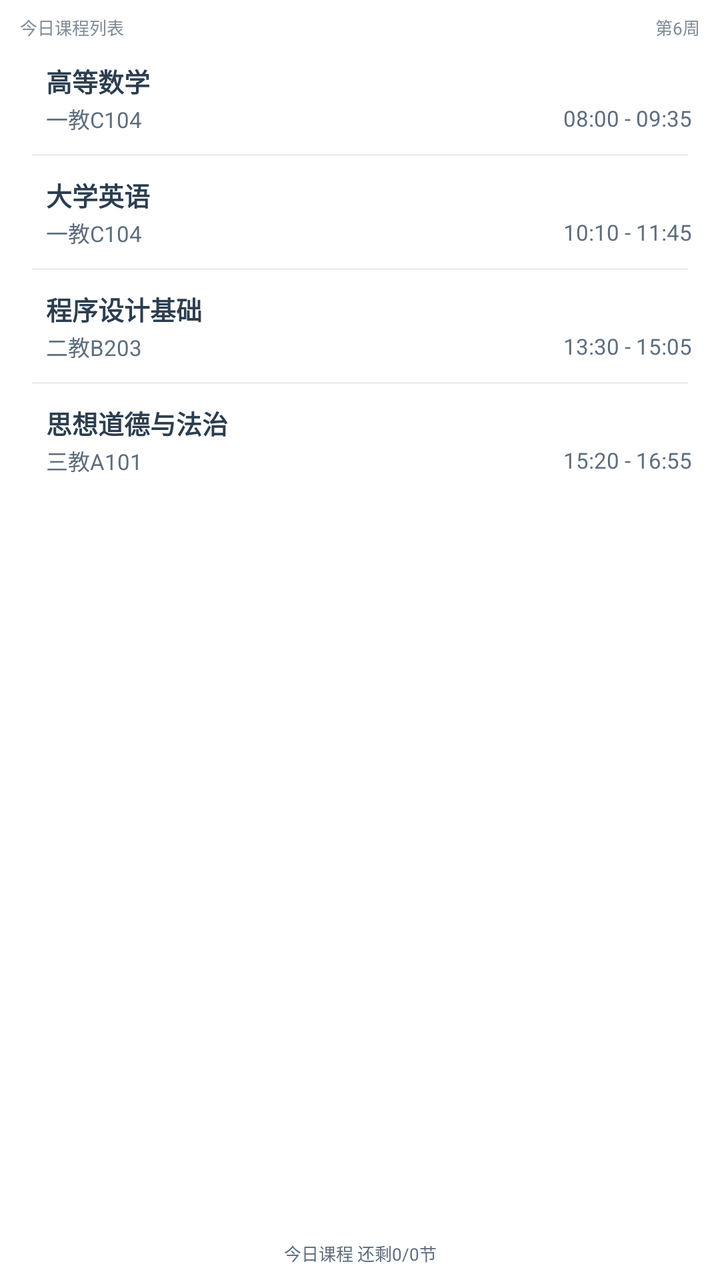
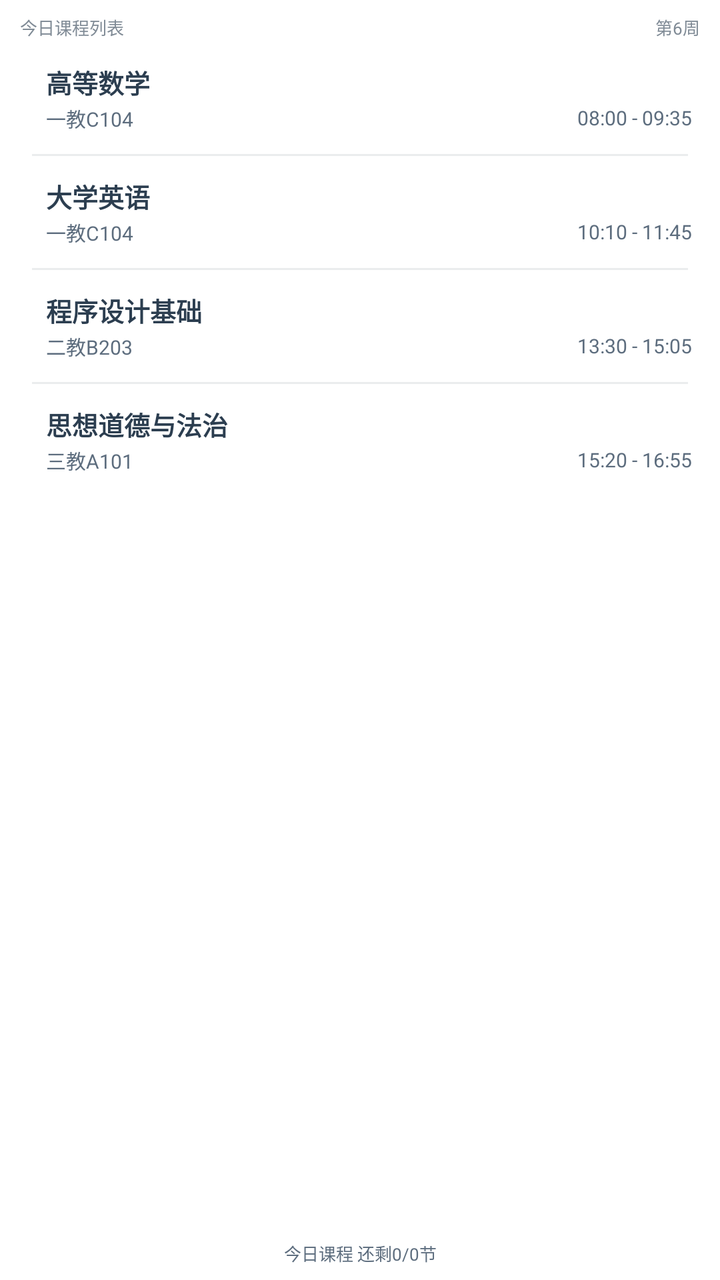

Before-and-after screenshots of an Android layout around one commit, followed by the original layout XML and the change that was made.
<!-- AndroidManifest.xml: fallback theme Theme.MaterialComponents.DayNight.NoActionBar -->
<!-- res/layout/widget_today_large.xml -->
<?xml version="1.0" encoding="utf-8"?>
<FrameLayout xmlns:android="http://schemas.android.com/apk/res/android"
    android:id="@+id/widget_large_root"
    android:layout_width="match_parent"
    android:layout_height="match_parent">

    <LinearLayout
        android:id="@+id/widget_large_card"
        android:layout_width="match_parent"
        android:layout_height="match_parent"
        android:background="@drawable/widget_demo_card_bg"
        android:orientation="vertical"
        android:paddingLeft="10dp"
        android:paddingTop="7dp"
        android:paddingRight="10dp"
        android:paddingBottom="7dp">

        
        <LinearLayout
            android:layout_width="match_parent"
            android:layout_height="wrap_content"
            android:layout_marginBottom="3dp"
            android:gravity="center_vertical"
            android:orientation="horizontal">

            <TextView
                android:id="@+id/widget_large_heading"
                android:layout_width="0dp"
                android:layout_height="wrap_content"
                android:layout_weight="1"
                android:ellipsize="end"
                android:maxLines="1"
                android:text="今日课程列表"
                android:textColor="@color/widget_couple_text_hint"
                android:textSize="8.5sp" />

            <TextView
                android:id="@+id/widget_large_week"
                android:layout_width="wrap_content"
                android:layout_height="wrap_content"
                android:layout_marginLeft="6dp"
                android:maxLines="1"
                android:text="第6周"
                android:textColor="@color/widget_couple_text_hint"
                android:textSize="8.5sp" />
        </LinearLayout>

        
        <LinearLayout
            android:id="@+id/widget_large_list"
            android:layout_width="match_parent"
            android:layout_height="0dp"
            android:layout_weight="1"
            android:orientation="vertical">

            
            <LinearLayout
                android:id="@+id/widget_large_row_1"
                android:layout_width="match_parent"
                android:layout_height="52dp"
                android:gravity="center_vertical"
                android:orientation="horizontal"
                android:padding="4dp">

                <ImageView
                    android:id="@+id/widget_large_row_1_bar"
                    android:layout_width="3dp"
                    android:layout_height="40dp"
                    android:layout_marginTop="2dp"
                    android:layout_marginBottom="2dp"
                    android:contentDescription="@null"
                    android:scaleType="fitXY"
                    android:src="@drawable/widget_couple_indicator" />

                <LinearLayout
                    android:layout_width="0dp"
                    android:layout_height="wrap_content"
                    android:layout_marginLeft="6dp"
                    android:layout_weight="1"
                    android:orientation="vertical">

                    <LinearLayout
                        android:layout_width="match_parent"
                        android:layout_height="wrap_content"
                        android:gravity="center_vertical"
                        android:orientation="horizontal">

                        <TextView
                            android:id="@+id/widget_large_row_1_name"
                            android:layout_width="0dp"
                            android:layout_height="wrap_content"
                            android:layout_weight="1"
                            android:ellipsize="end"
                            android:maxLines="1"
                            android:text="高等数学"
                            android:textColor="@color/widget_couple_text_primary"
                            android:textSize="13sp"
                            android:textStyle="bold" />

                        <ImageView
                            android:id="@+id/widget_large_row_1_weather_icon"
                            android:layout_width="13dp"
                            android:layout_height="13dp"
                            android:layout_marginLeft="2dp"
                            android:contentDescription="@null"
                            android:visibility="gone" />

                        <TextView
                            android:id="@+id/widget_large_row_1_weather_text"
                            android:layout_width="wrap_content"
                            android:layout_height="wrap_content"
                            android:layout_marginLeft="1dp"
                            android:maxLines="1"
                            android:text="27°"
                            android:textColor="@color/widget_couple_text_secondary"
                            android:textSize="9.5sp"
                            android:textStyle="bold"
                            android:visibility="gone" />
                    </LinearLayout>

                    <RelativeLayout
                        android:layout_width="match_parent"
                        android:layout_height="wrap_content"
                        android:layout_marginTop="1dp">

                        <TextView
                            android:id="@+id/widget_large_row_1_location"
                            android:layout_width="match_parent"
                            android:layout_height="wrap_content"
                            android:layout_alignParentLeft="true"
                            android:layout_centerVertical="true"
                            android:layout_toLeftOf="@+id/widget_large_row_1_time"
                            android:ellipsize="end"
                            android:maxLines="1"
                            android:text="一教C104"
                            android:textColor="@color/widget_couple_text_secondary"
                            android:textSize="11sp" />

                        <TextView
                            android:id="@+id/widget_large_row_1_time"
                            android:layout_width="wrap_content"
                            android:layout_height="wrap_content"
                            android:layout_alignParentRight="true"
                            android:layout_centerVertical="true"
                            android:layout_marginLeft="5dp"
                            android:maxLines="1"
                            android:text="08:00 - 09:35"
                            android:textColor="@color/widget_couple_text_secondary"
                            android:textSize="11sp" />
                    </RelativeLayout>

                    <ImageView
                        android:id="@+id/widget_large_row_1_progress"
                        android:layout_width="match_parent"
                        android:layout_height="3dp"
                        android:layout_marginTop="2dp"
                        android:contentDescription="@null"
                        android:scaleType="fitXY"
                        android:visibility="gone" />
                </LinearLayout>
            </LinearLayout>

            <LinearLayout
                android:id="@+id/widget_large_divider_1"
                android:layout_width="match_parent"
                android:layout_height="1dp"
                android:layout_marginLeft="6dp"
                android:layout_marginTop="2dp"
                android:layout_marginRight="6dp"
                android:layout_marginBottom="2dp"
                android:background="@color/widget_couple_divider"
                android:orientation="horizontal" />

            
            <LinearLayout
                android:id="@+id/widget_large_row_2"
                android:layout_width="match_parent"
                android:layout_height="52dp"
                android:gravity="center_vertical"
                android:orientation="horizontal"
                android:padding="4dp">

                <ImageView
                    android:id="@+id/widget_large_row_2_bar"
                    android:layout_width="3dp"
                    android:layout_height="40dp"
                    android:layout_marginTop="2dp"
                    android:layout_marginBottom="2dp"
                    android:contentDescription="@null"
                    android:scaleType="fitXY"
                    android:src="@drawable/widget_couple_indicator" />

                <LinearLayout
                    android:layout_width="0dp"
                    android:layout_height="wrap_content"
                    android:layout_marginLeft="6dp"
                    android:layout_weight="1"
                    android:orientation="vertical">

                    <LinearLayout
                        android:layout_width="match_parent"
                        android:layout_height="wrap_content"
                        android:gravity="center_vertical"
                        android:orientation="horizontal">

                        <TextView
                            android:id="@+id/widget_large_row_2_name"
                            android:layout_width="0dp"
                            android:layout_height="wrap_content"
                            android:layout_weight="1"
                            android:ellipsize="end"
                            android:maxLines="1"
                            android:text="大学英语"
                            android:textColor="@color/widget_couple_text_primary"
                            android:textSize="13sp"
                            android:textStyle="bold" />

                        <ImageView
                            android:id="@+id/widget_large_row_2_weather_icon"
                            android:layout_width="13dp"
                            android:layout_height="13dp"
                            android:layout_marginLeft="2dp"
                            android:contentDescription="@null"
                            android:visibility="gone" />

                        <TextView
                            android:id="@+id/widget_large_row_2_weather_text"
                            android:layout_width="wrap_content"
                            android:layout_height="wrap_content"
                            android:layout_marginLeft="1dp"
                            android:maxLines="1"
                            android:text="27°"
                            android:textColor="@color/widget_couple_text_secondary"
                            android:textSize="9.5sp"
                            android:textStyle="bold"
                            android:visibility="gone" />
                    </LinearLayout>

                    <RelativeLayout
                        android:layout_width="match_parent"
                        android:layout_height="wrap_content"
                        android:layout_marginTop="1dp">

                        <TextView
                            android:id="@+id/widget_large_row_2_location"
                            android:layout_width="match_parent"
                            android:layout_height="wrap_content"
                            android:layout_alignParentLeft="true"
                            android:layout_centerVertical="true"
                            android:layout_toLeftOf="@+id/widget_large_row_2_time"
                            android:ellipsize="end"
                            android:maxLines="1"
                            android:text="一教C104"
                            android:textColor="@color/widget_couple_text_secondary"
                            android:textSize="11sp" />

                        <TextView
                            android:id="@+id/widget_large_row_2_time"
                            android:layout_width="wrap_content"
                            android:layout_height="wrap_content"
                            android:layout_alignParentRight="true"
                            android:layout_centerVertical="true"
                            android:layout_marginLeft="5dp"
                            android:maxLines="1"
                            android:text="10:10 - 11:45"
                            android:textColor="@color/widget_couple_text_secondary"
                            android:textSize="11sp" />
                    </RelativeLayout>

                    <ImageView
                        android:id="@+id/widget_large_row_2_progress"
                        android:layout_width="match_parent"
                        android:layout_height="3dp"
                        android:layout_marginTop="2dp"
                        android:contentDescription="@null"
                        android:scaleType="fitXY"
                        android:visibility="gone" />
                </LinearLayout>
            </LinearLayout>

            <LinearLayout
                android:id="@+id/widget_large_divider_2"
                android:layout_width="match_parent"
                android:layout_height="1dp"
                android:layout_marginLeft="6dp"
                android:layout_marginTop="2dp"
                android:layout_marginRight="6dp"
                android:layout_marginBottom="2dp"
                android:background="@color/widget_couple_divider"
                android:orientation="horizontal" />

            
            <LinearLayout
                android:id="@+id/widget_large_row_3"
                android:layout_width="match_parent"
                android:layout_height="52dp"
                android:gravity="center_vertical"
                android:orientation="horizontal"
                android:padding="4dp">

                <ImageView
                    android:id="@+id/widget_large_row_3_bar"
                    android:layout_width="3dp"
                    android:layout_height="40dp"
                    android:layout_marginTop="2dp"
                    android:layout_marginBottom="2dp"
                    android:contentDescription="@null"
                    android:scaleType="fitXY"
                    android:src="@drawable/widget_couple_indicator" />

                <LinearLayout
                    android:layout_width="0dp"
                    android:layout_height="wrap_content"
                    android:layout_marginLeft="6dp"
                    android:layout_weight="1"
                    android:orientation="vertical">

                    <LinearLayout
                        android:layout_width="match_parent"
                        android:layout_height="wrap_content"
                        android:gravity="center_vertical"
                        android:orientation="horizontal">

                        <TextView
                            android:id="@+id/widget_large_row_3_name"
                            android:layout_width="0dp"
                            android:layout_height="wrap_content"
                            android:layout_weight="1"
                            android:ellipsize="end"
                            android:maxLines="1"
                            android:text="程序设计基础"
                            android:textColor="@color/widget_couple_text_primary"
                            android:textSize="13sp"
                            android:textStyle="bold" />

                        <ImageView
                            android:id="@+id/widget_large_row_3_weather_icon"
                            android:layout_width="13dp"
                            android:layout_height="13dp"
                            android:layout_marginLeft="2dp"
                            android:contentDescription="@null"
                            android:visibility="gone" />

                        <TextView
                            android:id="@+id/widget_large_row_3_weather_text"
                            android:layout_width="wrap_content"
                            android:layout_height="wrap_content"
                            android:layout_marginLeft="1dp"
                            android:maxLines="1"
                            android:text="23°"
                            android:textColor="@color/widget_couple_text_secondary"
                            android:textSize="9.5sp"
                            android:textStyle="bold"
                            android:visibility="gone" />
                    </LinearLayout>

                    <RelativeLayout
                        android:layout_width="match_parent"
                        android:layout_height="wrap_content"
                        android:layout_marginTop="1dp">

                        <TextView
                            android:id="@+id/widget_large_row_3_location"
                            android:layout_width="match_parent"
                            android:layout_height="wrap_content"
                            android:layout_alignParentLeft="true"
                            android:layout_centerVertical="true"
                            android:layout_toLeftOf="@+id/widget_large_row_3_time"
                            android:ellipsize="end"
                            android:maxLines="1"
                            android:text="二教B203"
                            android:textColor="@color/widget_couple_text_secondary"
                            android:textSize="11sp" />

                        <TextView
                            android:id="@+id/widget_large_row_3_time"
                            android:layout_width="wrap_content"
                            android:layout_height="wrap_content"
                            android:layout_alignParentRight="true"
                            android:layout_centerVertical="true"
                            android:layout_marginLeft="5dp"
                            android:maxLines="1"
                            android:text="13:30 - 15:05"
                            android:textColor="@color/widget_couple_text_secondary"
                            android:textSize="11sp" />
                    </RelativeLayout>

                    <ImageView
                        android:id="@+id/widget_large_row_3_progress"
                        android:layout_width="match_parent"
                        android:layout_height="3dp"
                        android:layout_marginTop="2dp"
                        android:contentDescription="@null"
                        android:scaleType="fitXY"
                        android:visibility="gone" />
                </LinearLayout>
            </LinearLayout>

            <LinearLayout
                android:id="@+id/widget_large_divider_3"
                android:layout_width="match_parent"
                android:layout_height="1dp"
                android:layout_marginLeft="6dp"
                android:layout_marginTop="2dp"
                android:layout_marginRight="6dp"
                android:layout_marginBottom="2dp"
                android:background="@color/widget_couple_divider"
                android:orientation="horizontal" />

            
            <LinearLayout
                android:id="@+id/widget_large_row_4"
                android:layout_width="match_parent"
                android:layout_height="52dp"
                android:gravity="center_vertical"
                android:orientation="horizontal"
                android:padding="4dp">

                <ImageView
                    android:id="@+id/widget_large_row_4_bar"
                    android:layout_width="3dp"
                    android:layout_height="40dp"
                    android:layout_marginTop="2dp"
                    android:layout_marginBottom="2dp"
                    android:contentDescription="@null"
                    android:scaleType="fitXY"
                    android:src="@drawable/widget_couple_indicator" />

                <LinearLayout
                    android:layout_width="0dp"
                    android:layout_height="wrap_content"
                    android:layout_marginLeft="6dp"
                    android:layout_weight="1"
                    android:orientation="vertical">

                    <LinearLayout
                        android:layout_width="match_parent"
                        android:layout_height="wrap_content"
                        android:gravity="center_vertical"
                        android:orientation="horizontal">

                        <TextView
                            android:id="@+id/widget_large_row_4_name"
                            android:layout_width="0dp"
                            android:layout_height="wrap_content"
                            android:layout_weight="1"
                            android:ellipsize="end"
                            android:maxLines="1"
                            android:text="思想道德与法治"
                            android:textColor="@color/widget_couple_text_primary"
                            android:textSize="13sp"
                            android:textStyle="bold" />

                        <ImageView
                            android:id="@+id/widget_large_row_4_weather_icon"
                            android:layout_width="13dp"
                            android:layout_height="13dp"
                            android:layout_marginLeft="2dp"
                            android:contentDescription="@null"
                            android:visibility="gone" />

                        <TextView
                            android:id="@+id/widget_large_row_4_weather_text"
                            android:layout_width="wrap_content"
                            android:layout_height="wrap_content"
                            android:layout_marginLeft="1dp"
                            android:maxLines="1"
                            android:text="21°"
                            android:textColor="@color/widget_couple_text_secondary"
                            android:textSize="9.5sp"
                            android:textStyle="bold"
                            android:visibility="gone" />
                    </LinearLayout>

                    <RelativeLayout
                        android:layout_width="match_parent"
                        android:layout_height="wrap_content"
                        android:layout_marginTop="1dp">

                        <TextView
                            android:id="@+id/widget_large_row_4_location"
                            android:layout_width="match_parent"
                            android:layout_height="wrap_content"
                            android:layout_alignParentLeft="true"
                            android:layout_centerVertical="true"
                            android:layout_toLeftOf="@+id/widget_large_row_4_time"
                            android:ellipsize="end"
                            android:maxLines="1"
                            android:text="三教A101"
                            android:textColor="@color/widget_couple_text_secondary"
                            android:textSize="11sp" />

                        <TextView
                            android:id="@+id/widget_large_row_4_time"
                            android:layout_width="wrap_content"
                            android:layout_height="wrap_content"
                            android:layout_alignParentRight="true"
                            android:layout_centerVertical="true"
                            android:layout_marginLeft="5dp"
                            android:maxLines="1"
                            android:text="15:20 - 16:55"
                            android:textColor="@color/widget_couple_text_secondary"
                            android:textSize="11sp" />
                    </RelativeLayout>

                    <ImageView
                        android:id="@+id/widget_large_row_4_progress"
                        android:layout_width="match_parent"
                        android:layout_height="3dp"
                        android:layout_marginTop="2dp"
                        android:contentDescription="@null"
                        android:scaleType="fitXY"
                        android:visibility="gone" />
                </LinearLayout>
            </LinearLayout>

            
            <TextView
                android:id="@+id/widget_large_empty"
                android:layout_width="match_parent"
                android:layout_height="0dp"
                android:layout_weight="1"
                android:gravity="center"
                android:maxLines="2"
                android:text="🍵 今天没有课程"
                android:textColor="@color/widget_couple_text_hint"
                android:textSize="13.5sp"
                android:visibility="gone" />
        </LinearLayout>

        
        <TextView
            android:id="@+id/widget_large_footer"
            android:layout_width="match_parent"
            android:layout_height="wrap_content"
            android:ellipsize="end"
            android:gravity="center"
            android:maxLines="1"
            android:paddingTop="5dp"
            android:text="今日课程 还剩0/0节"
            android:textColor="@color/widget_couple_text_secondary"
            android:textSize="8.5sp" />
    </LinearLayout>
</FrameLayout>
<!-- resources referenced by this layout -->
<resources>
  <color name="widget_couple_divider">#EAECEE</color>
  <color name="widget_couple_text_hint">#808B96</color>
  <color name="widget_couple_text_primary">#2C3E50</color>
  <color name="widget_couple_text_secondary">#5D6D7E</color>
  <!-- drawable widget_couple_indicator (drawable) -->
  <?xml version="1.0" encoding="utf-8"?>
  <shape xmlns:android="http://schemas.android.com/apk/res/android">
      <solid android:color="#FFFFFF" />
      <corners android:radius="10dp" />
      <size android:width="4dp" android:height="40dp" />
  </shape>
  <!-- drawable widget_demo_card_bg (drawable) -->
  <?xml version="1.0" encoding="utf-8"?>
  <shape xmlns:android="http://schemas.android.com/apk/res/android">
      <solid android:color="#FFFFFF" />
      <corners android:radius="18dp" />
  </shape>
</resources>

<!-- the commit's change to res/layout/widget_today_large.xml (unified diff, before → after) -->
@@ -134,7 +134,7 @@
                             android:maxLines="1"
                             android:text="一教C104"
                             android:textColor="@color/widget_couple_text_secondary"
-                            android:textSize="11sp" />
+                            android:textSize="10sp" />
 
                         <TextView
                             android:id="@+id/widget_large_row_1_time"
@@ -146,7 +146,7 @@
                             android:maxLines="1"
                             android:text="08:00 - 09:35"
                             android:textColor="@color/widget_couple_text_secondary"
-                            android:textSize="11sp" />
+                            android:textSize="10sp" />
                     </RelativeLayout>
 
                     <ImageView
@@ -252,7 +252,7 @@
                             android:maxLines="1"
                             android:text="一教C104"
                             android:textColor="@color/widget_couple_text_secondary"
-                            android:textSize="11sp" />
+                            android:textSize="10sp" />
 
                         <TextView
                             android:id="@+id/widget_large_row_2_time"
@@ -264,7 +264,7 @@
                             android:maxLines="1"
                             android:text="10:10 - 11:45"
                             android:textColor="@color/widget_couple_text_secondary"
-                            android:textSize="11sp" />
+                            android:textSize="10sp" />
                     </RelativeLayout>
 
                     <ImageView
@@ -370,7 +370,7 @@
                             android:maxLines="1"
                             android:text="二教B203"
                             android:textColor="@color/widget_couple_text_secondary"
-                            android:textSize="11sp" />
+                            android:textSize="10sp" />
 
                         <TextView
                             android:id="@+id/widget_large_row_3_time"
@@ -382,7 +382,7 @@
                             android:maxLines="1"
                             android:text="13:30 - 15:05"
                             android:textColor="@color/widget_couple_text_secondary"
-                            android:textSize="11sp" />
+                            android:textSize="10sp" />
                     </RelativeLayout>
 
                     <ImageView
@@ -488,7 +488,7 @@
                             android:maxLines="1"
                             android:text="三教A101"
                             android:textColor="@color/widget_couple_text_secondary"
-                            android:textSize="11sp" />
+                            android:textSize="10sp" />
 
                         <TextView
                             android:id="@+id/widget_large_row_4_time"
@@ -500,7 +500,7 @@
                             android:maxLines="1"
                             android:text="15:20 - 16:55"
                             android:textColor="@color/widget_couple_text_secondary"
-                            android:textSize="11sp" />
+                            android:textSize="10sp" />
                     </RelativeLayout>
 
                     <ImageView
